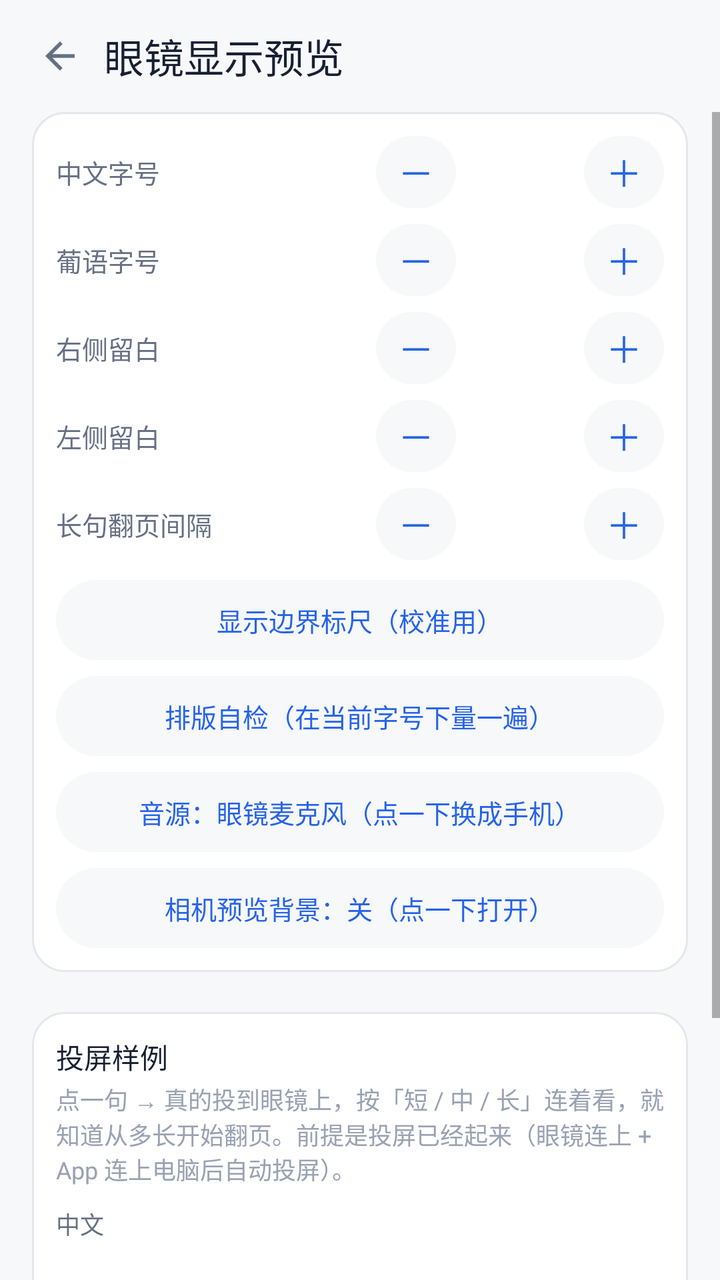
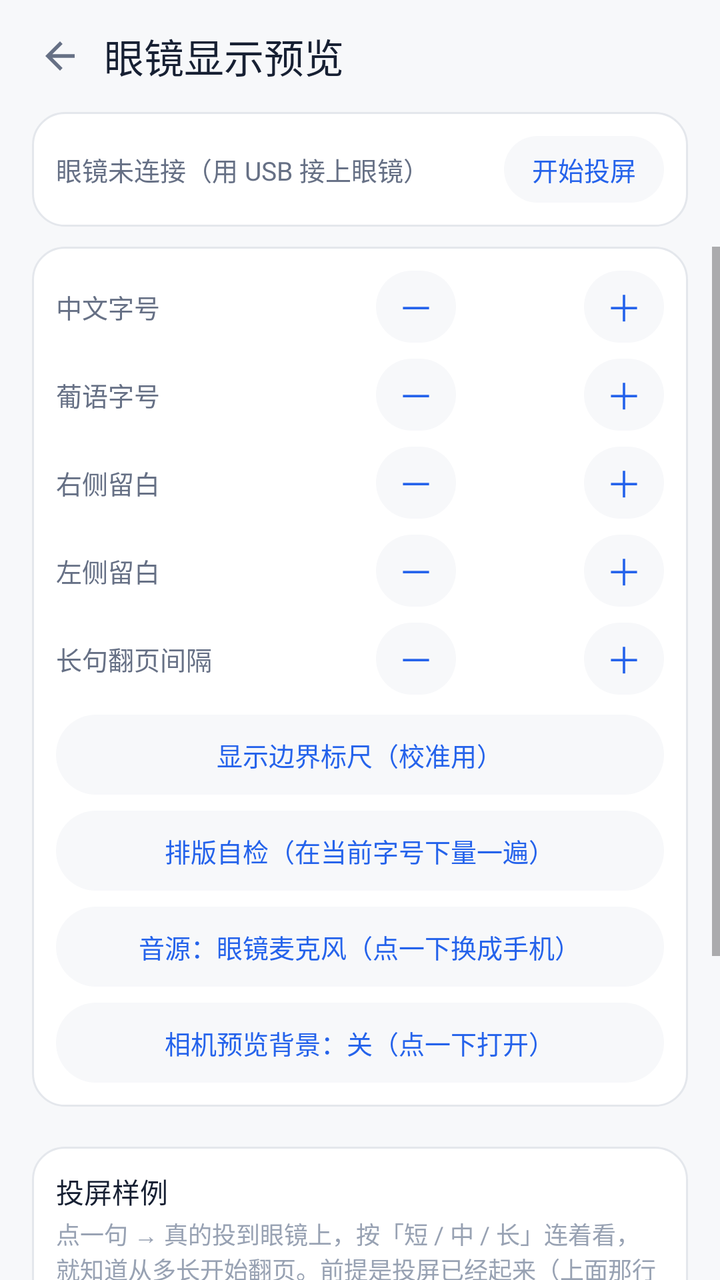

Before-and-after screenshots of an Android layout around one commit, followed by the original layout XML and the change that was made.
<!-- AndroidManifest.xml: application theme AppTheme -->
<!-- res/layout/overlay_glasses.xml -->
<?xml version="1.0" encoding="utf-8"?>
<LinearLayout xmlns:android="http://schemas.android.com/apk/res/android"
    android:layout_width="match_parent"
    android:layout_height="match_parent"
    android:background="@color/page"
    android:orientation="vertical">

    <LinearLayout
        android:layout_width="match_parent"
        android:layout_height="56dp"
        android:gravity="center_vertical"
        android:orientation="horizontal"
        android:paddingStart="8dp"
        android:paddingEnd="16dp">

        <ImageView
            android:id="@+id/glassesBack"
            android:layout_width="44dp"
            android:layout_height="44dp"
            android:background="@drawable/tap_icon_bare"
            android:clickable="true"
            android:contentDescription="@string/back"
            android:focusable="true"
            android:padding="11dp"
            android:src="@drawable/ic_back" />

        <TextView
            android:id="@+id/glassesTitle"
            android:layout_width="0dp"
            android:layout_height="wrap_content"
            android:layout_weight="1"
            android:fontFamily="sans-serif-medium"
            android:text="@string/glasses_preview_title"
            android:textColor="@color/ink"
            android:textSize="20sp" />
    </LinearLayout>

    
    <ScrollView
        android:layout_width="match_parent"
        android:layout_height="0dp"
        android:layout_weight="1"
        android:fillViewport="true">

        <LinearLayout
            android:layout_width="match_parent"
            android:layout_height="wrap_content"
            android:orientation="vertical"
            android:paddingBottom="16dp">


    
    <LinearLayout
        android:layout_width="match_parent"
        android:layout_height="wrap_content"
        android:layout_marginStart="16dp"
        android:layout_marginEnd="16dp"
        android:layout_marginBottom="10dp"
        android:background="@drawable/bg_card"
        android:orientation="vertical"
        android:padding="12dp">

        <LinearLayout
            android:layout_width="match_parent"
            android:layout_height="wrap_content"
            android:gravity="center_vertical"
            android:orientation="horizontal">

            <TextView
                android:layout_width="0dp"
                android:layout_height="wrap_content"
                android:layout_weight="1"
                android:text="@string/glasses_tune_font_zh"
                android:textColor="@color/ink_soft"
                android:textSize="13sp" />

            <TextView
                android:id="@+id/glassesFontZhMinus"
                android:layout_width="40dp"
                android:layout_height="36dp"
                android:background="@drawable/tap_pill"
                android:clickable="true"
                android:focusable="true"
                android:gravity="center"
                android:text="@string/glasses_tune_minus"
                android:textColor="@color/brand"
                android:textSize="18sp" />

            <TextView
                android:id="@+id/glassesFontZhValue"
                android:layout_width="64dp"
                android:layout_height="wrap_content"
                android:gravity="center"
                android:textColor="@color/ink"
                android:textSize="14sp" />

            <TextView
                android:id="@+id/glassesFontZhPlus"
                android:layout_width="40dp"
                android:layout_height="36dp"
                android:background="@drawable/tap_pill"
                android:clickable="true"
                android:focusable="true"
                android:gravity="center"
                android:text="@string/glasses_tune_plus"
                android:textColor="@color/brand"
                android:textSize="18sp" />
        </LinearLayout>

        <LinearLayout
            android:layout_width="match_parent"
            android:layout_height="wrap_content"
            android:layout_marginTop="8dp"
            android:gravity="center_vertical"
            android:orientation="horizontal">

            <TextView
                android:layout_width="0dp"
                android:layout_height="wrap_content"
                android:layout_weight="1"
                android:text="@string/glasses_tune_font_pt"
                android:textColor="@color/ink_soft"
                android:textSize="13sp" />

            <TextView
                android:id="@+id/glassesFontPtMinus"
                android:layout_width="40dp"
                android:layout_height="36dp"
                android:background="@drawable/tap_pill"
                android:clickable="true"
                android:focusable="true"
                android:gravity="center"
                android:text="@string/glasses_tune_minus"
                android:textColor="@color/brand"
                android:textSize="18sp" />

            <TextView
                android:id="@+id/glassesFontPtValue"
                android:layout_width="64dp"
                android:layout_height="wrap_content"
                android:gravity="center"
                android:textColor="@color/ink"
                android:textSize="14sp" />

            <TextView
                android:id="@+id/glassesFontPtPlus"
                android:layout_width="40dp"
                android:layout_height="36dp"
                android:background="@drawable/tap_pill"
                android:clickable="true"
                android:focusable="true"
                android:gravity="center"
                android:text="@string/glasses_tune_plus"
                android:textColor="@color/brand"
                android:textSize="18sp" />
        </LinearLayout>

        <LinearLayout
            android:layout_width="match_parent"
            android:layout_height="wrap_content"
            android:layout_marginTop="8dp"
            android:gravity="center_vertical"
            android:orientation="horizontal">

            <TextView
                android:layout_width="0dp"
                android:layout_height="wrap_content"
                android:layout_weight="1"
                android:text="@string/glasses_tune_right"
                android:textColor="@color/ink_soft"
                android:textSize="13sp" />

            <TextView
                android:id="@+id/glassesRightMinus"
                android:layout_width="40dp"
                android:layout_height="36dp"
                android:background="@drawable/tap_pill"
                android:clickable="true"
                android:focusable="true"
                android:gravity="center"
                android:text="@string/glasses_tune_minus"
                android:textColor="@color/brand"
                android:textSize="18sp" />

            <TextView
                android:id="@+id/glassesRightValue"
                android:layout_width="64dp"
                android:layout_height="wrap_content"
                android:gravity="center"
                android:textColor="@color/ink"
                android:textSize="14sp" />

            <TextView
                android:id="@+id/glassesRightPlus"
                android:layout_width="40dp"
                android:layout_height="36dp"
                android:background="@drawable/tap_pill"
                android:clickable="true"
                android:focusable="true"
                android:gravity="center"
                android:text="@string/glasses_tune_plus"
                android:textColor="@color/brand"
                android:textSize="18sp" />
        </LinearLayout>

        <LinearLayout
            android:layout_width="match_parent"
            android:layout_height="wrap_content"
            android:layout_marginTop="8dp"
            android:gravity="center_vertical"
            android:orientation="horizontal">

            <TextView
                android:layout_width="0dp"
                android:layout_height="wrap_content"
                android:layout_weight="1"
                android:text="@string/glasses_tune_left"
                android:textColor="@color/ink_soft"
                android:textSize="13sp" />

            <TextView
                android:id="@+id/glassesLeftMinus"
                android:layout_width="40dp"
                android:layout_height="36dp"
                android:background="@drawable/tap_pill"
                android:clickable="true"
                android:focusable="true"
                android:gravity="center"
                android:text="@string/glasses_tune_minus"
                android:textColor="@color/brand"
                android:textSize="18sp" />

            <TextView
                android:id="@+id/glassesLeftValue"
                android:layout_width="64dp"
                android:layout_height="wrap_content"
                android:gravity="center"
                android:textColor="@color/ink"
                android:textSize="14sp" />

            <TextView
                android:id="@+id/glassesLeftPlus"
                android:layout_width="40dp"
                android:layout_height="36dp"
                android:background="@drawable/tap_pill"
                android:clickable="true"
                android:focusable="true"
                android:gravity="center"
                android:text="@string/glasses_tune_plus"
                android:textColor="@color/brand"
                android:textSize="18sp" />
        </LinearLayout>

        
        <LinearLayout
            android:layout_width="match_parent"
            android:layout_height="wrap_content"
            android:layout_marginTop="8dp"
            android:gravity="center_vertical"
            android:orientation="horizontal">

            <TextView
                android:layout_width="0dp"
                android:layout_height="wrap_content"
                android:layout_weight="1"
                android:text="@string/glasses_tune_page_delay"
                android:textColor="@color/ink_soft"
                android:textSize="13sp" />

            <TextView
                android:id="@+id/glassesPageMinus"
                android:layout_width="40dp"
                android:layout_height="36dp"
                android:background="@drawable/tap_pill"
                android:clickable="true"
                android:focusable="true"
                android:gravity="center"
                android:text="@string/glasses_tune_minus"
                android:textColor="@color/brand"
                android:textSize="18sp" />

            <TextView
                android:id="@+id/glassesPageValue"
                android:layout_width="64dp"
                android:layout_height="wrap_content"
                android:gravity="center"
                android:textColor="@color/ink"
                android:textSize="14sp" />

            <TextView
                android:id="@+id/glassesPagePlus"
                android:layout_width="40dp"
                android:layout_height="36dp"
                android:background="@drawable/tap_pill"
                android:clickable="true"
                android:focusable="true"
                android:gravity="center"
                android:text="@string/glasses_tune_plus"
                android:textColor="@color/brand"
                android:textSize="18sp" />
        </LinearLayout>

        
        <LinearLayout
            android:id="@+id/glassesRulerToggle"
            android:layout_width="match_parent"
            android:layout_height="40dp"
            android:layout_marginTop="10dp"
            android:background="@drawable/tap_pill"
            android:clickable="true"
            android:focusable="true"
            android:gravity="center">

            <TextView
                android:id="@+id/glassesRulerLabel"
                android:layout_width="wrap_content"
                android:layout_height="wrap_content"
                android:text="@string/glasses_tune_ruler"
                android:textColor="@color/brand"
                android:textSize="13sp" />
        </LinearLayout>


        
        <LinearLayout
            android:id="@+id/glassesSelfCheck"
            android:layout_width="match_parent"
            android:layout_height="40dp"
            android:layout_marginTop="8dp"
            android:background="@drawable/tap_pill"
            android:clickable="true"
            android:focusable="true"
            android:gravity="center">

            <TextView
                android:layout_width="wrap_content"
                android:layout_height="wrap_content"
                android:text="@string/glasses_self_check"
                android:textColor="@color/brand"
                android:textSize="13sp" />
        </LinearLayout>

        
        <LinearLayout
            android:id="@+id/glassesMicToggle"
            android:layout_width="match_parent"
            android:layout_height="40dp"
            android:layout_marginTop="8dp"
            android:background="@drawable/tap_pill"
            android:clickable="true"
            android:focusable="true"
            android:gravity="center">

            <TextView
                android:id="@+id/glassesMicLabel"
                android:layout_width="wrap_content"
                android:layout_height="wrap_content"
                android:text="@string/glasses_mic_source"
                android:textColor="@color/brand"
                android:textSize="13sp" />
        </LinearLayout>

        
        <LinearLayout
            android:id="@+id/glassesCameraToggle"
            android:layout_width="match_parent"
            android:layout_height="40dp"
            android:layout_marginTop="8dp"
            android:background="@drawable/tap_pill"
            android:clickable="true"
            android:focusable="true"
            android:gravity="center">

            <TextView
                android:id="@+id/glassesCameraLabel"
                android:layout_width="wrap_content"
                android:layout_height="wrap_content"
                android:text="@string/glasses_camera_bg"
                android:textColor="@color/brand"
                android:textSize="13sp" />
        </LinearLayout>
    </LinearLayout>

    
    <LinearLayout
        android:layout_width="match_parent"
        android:layout_height="wrap_content"
        android:layout_marginStart="16dp"
        android:layout_marginTop="10dp"
        android:layout_marginEnd="16dp"
        android:background="@drawable/bg_card"
        android:orientation="vertical"
        android:padding="12dp">

        <TextView
            android:layout_width="wrap_content"
            android:layout_height="wrap_content"
            android:layout_marginBottom="2dp"
            android:text="@string/glasses_sample_title"
            android:textColor="@color/ink"
            android:textSize="14sp" />

        <TextView
            android:layout_width="match_parent"
            android:layout_height="wrap_content"
            android:layout_marginBottom="8dp"
            android:text="@string/glasses_sample_hint"
            android:textColor="@color/ink_faint"
            android:textSize="12sp" />

        
        <TextView
            android:layout_width="wrap_content"
            android:layout_height="wrap_content"
            android:layout_marginTop="2dp"
            android:text="@string/glasses_sample_zh"
            android:textColor="@color/ink_soft"
            android:textSize="12sp" />

        <LinearLayout
            android:id="@+id/glassesSamplesZh"
            android:layout_width="match_parent"
            android:layout_height="wrap_content"
            android:layout_marginTop="6dp"
            android:orientation="horizontal" />

        <TextView
            android:layout_width="wrap_content"
            android:layout_height="wrap_content"
            android:layout_marginTop="10dp"
            android:text="@string/glasses_sample_pt"
            android:textColor="@color/ink_soft"
            android:textSize="12sp" />

        <LinearLayout
            android:id="@+id/glassesSamplesPt"
            android:layout_width="match_parent"
            android:layout_height="wrap_content"
            android:layout_marginTop="6dp"
            android:orientation="horizontal" />

        
        <EditText
            android:id="@+id/glassesSampleInput"
            android:layout_width="match_parent"
            android:layout_height="wrap_content"
            android:layout_marginTop="12dp"
            android:hint="@string/glasses_sample_custom_hint"
            android:importantForAutofill="no"
            android:inputType="textMultiLine"
            android:maxLines="3"
            android:textColor="@color/ink"
            android:textColorHint="@color/ink_faint"
            android:textSize="13sp" />

        <LinearLayout
            android:id="@+id/glassesSampleSend"
            android:layout_width="match_parent"
            android:layout_height="40dp"
            android:layout_marginTop="8dp"
            android:background="@drawable/tap_pill"
            android:clickable="true"
            android:focusable="true"
            android:gravity="center">

            <TextView
                android:layout_width="wrap_content"
                android:layout_height="wrap_content"
                android:text="@string/glasses_sample_send"
                android:textColor="@color/brand"
                android:textSize="13sp" />
        </LinearLayout>

        <TextView
            android:id="@+id/glassesSampleNote"
            android:layout_width="match_parent"
            android:layout_height="wrap_content"
            android:layout_marginTop="8dp"
            android:textColor="@color/ink_faint"
            android:textSize="12sp" />
    </LinearLayout>
        </LinearLayout>
    </ScrollView>
</LinearLayout>
<!-- resources referenced by this layout -->
<resources>
  <color name="brand">#2563EB</color>
  <color name="ink">#172033</color>
  <color name="ink_faint">#98A2B3</color>
  <color name="ink_soft">#667085</color>
  <color name="page">#F7F8FA</color>
  <!-- drawable bg_card (drawable) -->
  <?xml version="1.0" encoding="utf-8"?>
  <shape xmlns:android="http://schemas.android.com/apk/res/android" android:shape="rectangle">
      <solid android:color="@color/surface" />
      <stroke android:width="1dp" android:color="@color/line" />
      <corners android:radius="16dp" />
  </shape>
  <!-- drawable ic_back (drawable) -->
  <?xml version="1.0" encoding="utf-8"?>
  <vector xmlns:android="http://schemas.android.com/apk/res/android"
      android:width="22dp" android:height="22dp"
      android:viewportWidth="24" android:viewportHeight="24">
      <path android:fillColor="@color/ink_soft"
          android:pathData="M20,11H7.83l5.59,-5.59L12,4l-8,8 8,8 1.41,-1.41L7.83,13H20v-2z" />
  </vector>
  <!-- drawable tap_icon_bare (drawable) -->
  <?xml version="1.0" encoding="utf-8"?>
  <ripple xmlns:android="http://schemas.android.com/apk/res/android"
      android:color="@color/ripple_light">
      <item>
          <shape android:shape="oval">
              <solid android:color="#00000000" />
          </shape>
      </item>
  </ripple>
  <!-- drawable tap_pill (drawable) -->
  <?xml version="1.0" encoding="utf-8"?>
  <ripple xmlns:android="http://schemas.android.com/apk/res/android"
      android:color="@color/ripple_light">
      <item android:drawable="@drawable/bg_pill" />
  </ripple>
  <string name="back">返回</string>
  <string name="glasses_camera_bg">相机预览背景：关（点一下打开）</string>
  <string name="glasses_mic_source">音源：眼镜麦克风（点一下换成手机）</string>
  <string name="glasses_preview_title">眼镜显示预览</string>
  <string name="glasses_sample_custom_hint">或者自己输一句（你想确认的那句）</string>
  <string name="glasses_sample_hint">点一句 → 真的投到眼镜上，按「短 / 中 / 长」连着看，就知道从多长开始翻页。前提是投屏已经起来（眼镜连上 + App 连上电脑后自动投屏）。</string>
  <string name="glasses_sample_pt">葡语</string>
  <string name="glasses_sample_send">投屏这句</string>
  <string name="glasses_sample_title">投屏样例</string>
  <string name="glasses_sample_zh">中文</string>
  <string name="glasses_self_check">排版自检（在当前字号下量一遍）</string>
  <string name="glasses_tune_font_pt">葡语字号</string>
  <string name="glasses_tune_font_zh">中文字号</string>
  <string name="glasses_tune_left">左侧留白</string>
  <string name="glasses_tune_minus">－</string>
  <string name="glasses_tune_page_delay">长句翻页间隔</string>
  <string name="glasses_tune_plus">＋</string>
  <string name="glasses_tune_right">右侧留白</string>
  <string name="glasses_tune_ruler">显示边界标尺（校准用）</string>
  <style name="AppTheme" parent="@android:style/Theme.Material.Light.NoActionBar">
          <item name="android:windowBackground">@color/page</item>
          <item name="android:statusBarColor">@color/page</item>
          <item name="android:windowLightStatusBar">true</item>
          <item name="android:navigationBarColor">@color/page</item>
          <item name="android:colorAccent">@color/brand</item>
      </style>
  <color name="surface">#FFFFFF</color>
  <color name="line">#E4E7EC</color>
  <color name="ripple_light">#14000000</color>
  <!-- drawable bg_pill (drawable) -->
  <?xml version="1.0" encoding="utf-8"?>
  <shape xmlns:android="http://schemas.android.com/apk/res/android" android:shape="rectangle">
      <solid android:color="@color/page" />
      <corners android:radius="22dp" />
  </shape>
</resources>

<!-- the commit's change to res/layout/overlay_glasses.xml (unified diff, before → after) -->
@@ -33,6 +33,43 @@
             android:text="@string/glasses_preview_title"
             android:textColor="@color/ink"
             android:textSize="20sp" />
+    </LinearLayout>
+
+    
+    <LinearLayout
+        android:layout_width="match_parent"
+        android:layout_height="wrap_content"
+        android:layout_marginStart="16dp"
+        android:layout_marginEnd="16dp"
+        android:layout_marginBottom="10dp"
+        android:background="@drawable/bg_card"
+        android:gravity="center_vertical"
+        android:orientation="horizontal"
+        android:padding="12dp">
+
+        <TextView
+            android:id="@+id/glassesRealStatus"
+            android:layout_width="0dp"
+            android:layout_height="wrap_content"
+            android:layout_weight="1"
+            android:text="@string/glasses_real_idle"
+            android:textColor="@color/ink_soft"
+            android:textSize="13sp" />
+
+        <TextView
+            android:id="@+id/glassesRealToggle"
+            android:layout_width="wrap_content"
+            android:layout_height="wrap_content"
+            android:background="@drawable/tap_pill"
+            android:clickable="true"
+            android:focusable="true"
+            android:paddingStart="14dp"
+            android:paddingTop="7dp"
+            android:paddingEnd="14dp"
+            android:paddingBottom="7dp"
+            android:text="@string/glasses_real_cast"
+            android:textColor="@color/brand"
+            android:textSize="13sp" />
     </LinearLayout>
 
     
<!-- resource entries referenced after the edit -->
@@ -40,8 +40,10 @@
   <string name="glasses_camera_bg">相机预览背景：关（点一下打开）</string>
   <string name="glasses_mic_source">音源：眼镜麦克风（点一下换成手机）</string>
   <string name="glasses_preview_title">眼镜显示预览</string>
+  <string name="glasses_real_cast">开始投屏</string>
+  <string name="glasses_real_idle">眼镜未连接（用 USB 接上眼镜）</string>
   <string name="glasses_sample_custom_hint">或者自己输一句（你想确认的那句）</string>
-  <string name="glasses_sample_hint">点一句 → 真的投到眼镜上，按「短 / 中 / 长」连着看，就知道从多长开始翻页。前提是投屏已经起来（眼镜连上 + App 连上电脑后自动投屏）。</string>
+  <string name="glasses_sample_hint">点一句 → 真的投到眼镜上，按「短 / 中 / 长」连着看，就知道从多长开始翻页。前提是投屏已经起来（上面那行「开始投屏」亮着）。</string>
   <string name="glasses_sample_pt">葡语</string>
   <string name="glasses_sample_send">投屏这句</string>
   <string name="glasses_sample_title">投屏样例</string>
